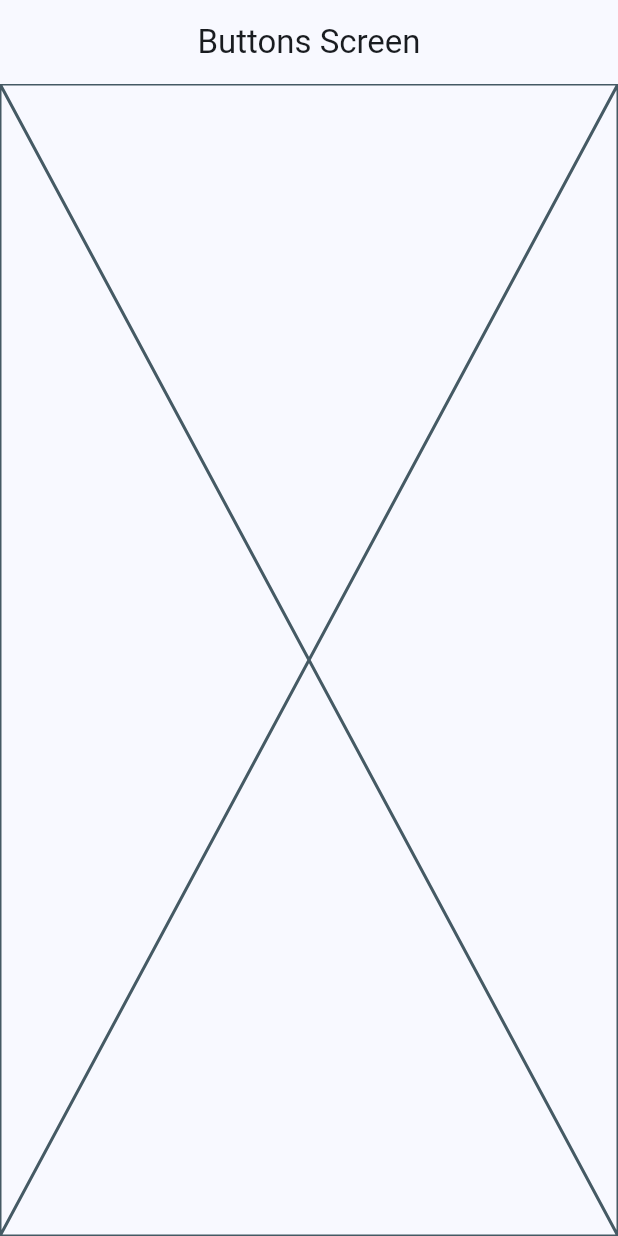
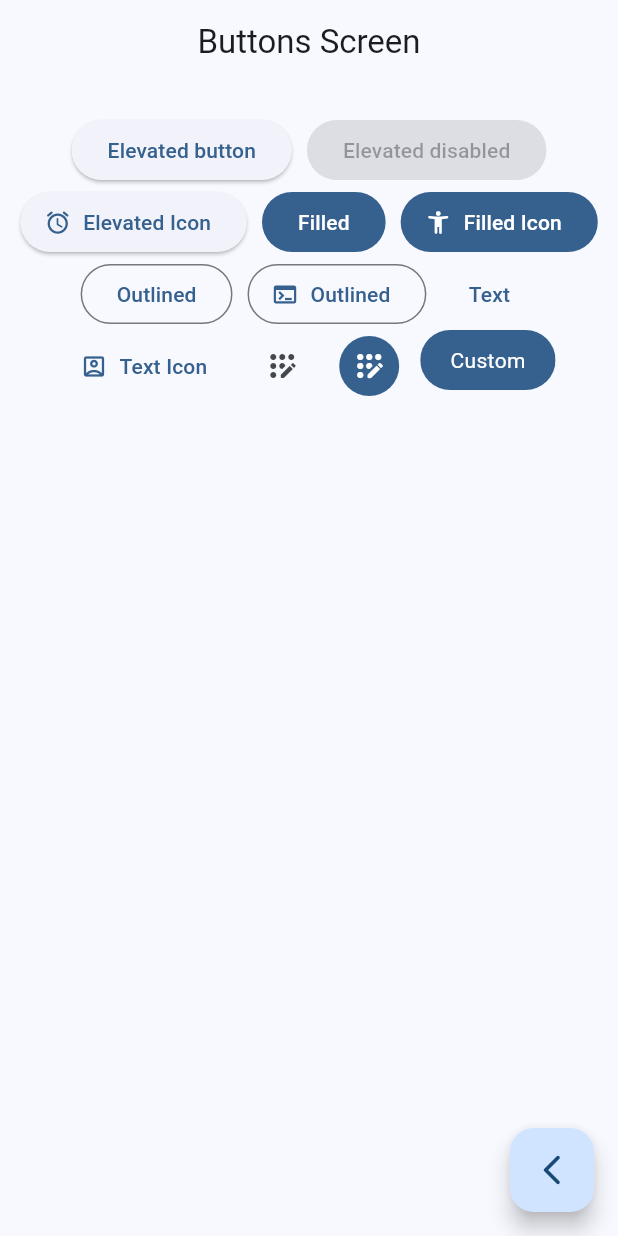
Before and after one commit to ValentinOsvaldo/flutter-course, a Flutter app: the ButtonsScreen screen opened by its route, on a phone screen of 412 x 824 dp. Run offline on Flutter 3.47's test engine with Material 2 defaults, Android fonts, the phone set to English and light mode, and no system bars; our stand-ins replace animate_do, dio, go_router, video_player.

Commit message:
Buttons Screen finish

```diff
--- a/widgets_app/lib/presentation/screens/buttons/buttons_screen.dart
+++ b/widgets_app/lib/presentation/screens/buttons/buttons_screen.dart
@@ -1,4 +1,5 @@
 import 'package:flutter/material.dart';
+import 'package:go_router/go_router.dart';
 
 class ButtonsScreen extends StatelessWidget {
   static const String name = 'buttons_screen';
@@ -11,7 +12,91 @@ class ButtonsScreen extends StatelessWidget {
       appBar: AppBar(
         title: const Text('Buttons Screen'),
       ),
-      body: const Placeholder(),
+      body: const _ButtonsView(),
+      floatingActionButton: FloatingActionButton(
+        child: const Icon(Icons.arrow_back_ios_new_rounded),
+        onPressed: () {
+          context.pop();
+        },
+      ),
     );
   }
 }
+
+class _ButtonsView extends StatelessWidget {
+  const _ButtonsView();
+
+  @override
+  Widget build(BuildContext context) {
+    final colors = Theme.of(context).colorScheme;
+
+    return SizedBox(
+      width: double.infinity,
+      child: Padding(
+        padding: const EdgeInsets.symmetric(horizontal: 10, vertical: 20),
+        child: Wrap(
+          spacing: 10,
+          alignment: WrapAlignment.center,
+          children: [
+            ElevatedButton(
+                onPressed: () {}, child: const Text('Elevated button')),
+            const ElevatedButton(
+                onPressed: null, child: Text('Elevated disabled')),
+            ElevatedButton.icon(
+                onPressed: () {},
+                icon: const Icon(Icons.access_alarm_rounded),
+                label: const Text('Elevated Icon')),
+            FilledButton(onPressed: () {}, child: const Text('Filled')),
+            FilledButton.icon(
+                onPressed: () {},
+                icon: const Icon(Icons.accessibility_new_rounded),
+                label: const Text('Filled Icon')),
+            OutlinedButton(onPressed: () {}, child: const Text('Outlined')),
+            OutlinedButton.icon(
+                onPressed: () {},
+                icon: const Icon(Icons.terminal),
+                label: const Text('Outlined')),
+            TextButton(onPressed: () {}, child: const Text('Text')),
+            TextButton.icon(
+                onPressed: () {},
+                icon: const Icon(Icons.account_box_outlined),
+                label: const Text('Text Icon')),
+            IconButton(
+                onPressed: () {},
+                icon: const Icon(Icons.app_registration_rounded)),
+            IconButton(
+                onPressed: () {},
+                icon: const Icon(Icons.app_registration_rounded),
+                style: ButtonStyle(
+                    backgroundColor: MaterialStatePropertyAll(colors.primary),
+                    iconColor: const MaterialStatePropertyAll(Colors.white))),
+            const CustomButton(),
+          ],
+        ),
+      ),
+    );
+  }
+}
+
+class CustomButton extends StatelessWidget {
+  const CustomButton({super.key});
+
+  @override
+  Widget build(BuildContext context) {
+    final colors = Theme.of(context).colorScheme;
+
+    return ClipRRect(
+      borderRadius: BorderRadius.circular(20),
+      child: Material(
+        color: colors.primary,
+        child: InkWell(
+          onTap: () {},
+          child: const Padding(
+            padding: EdgeInsets.symmetric(horizontal: 20, vertical: 10),
+            child: Text('Custom', style: TextStyle(color: Colors.white)),
+          ),
+        ),
+      ),
+    );
+  }
+}
```
